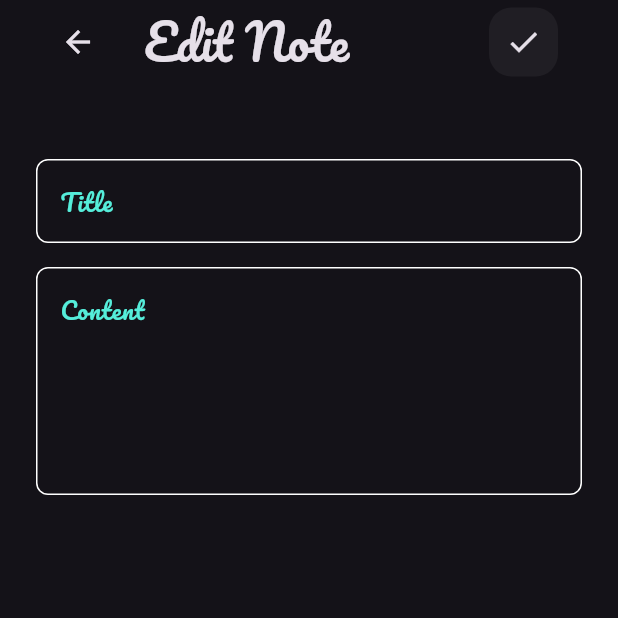
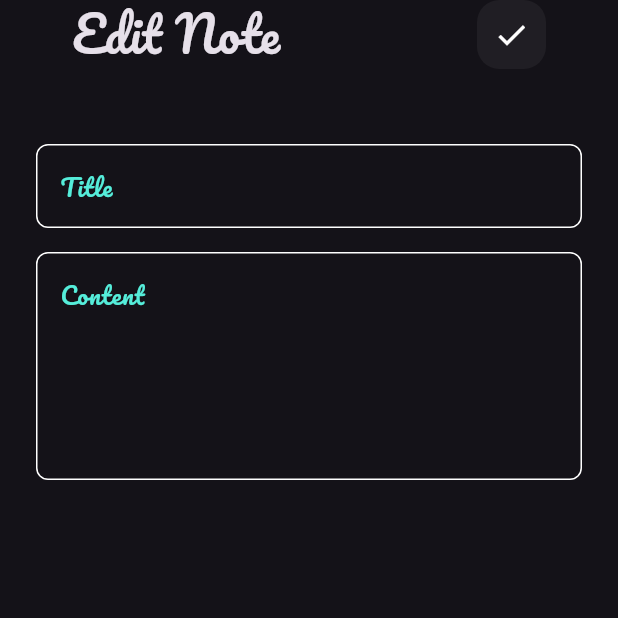
Before and after one commit to ali792010/notes_app, a Flutter app: the EditNoteView screen opened directly, on a phone screen of 412 x 824 dp, the top half of it. Run offline on Flutter 3.47's test engine with Material 3 defaults, Android fonts, the phone set to English and light mode, and no system bars; our stand-ins replace bloc, flutter_bloc, hive, hive_flutter, modal_progress_hud_nsn; accounts and stored records are empty.

Commit message:
Edit Note

```diff
--- a/lib/views/edit_note_view.dart
+++ b/lib/views/edit_note_view.dart
@@ -1,11 +1,22 @@
 import 'package:flutter/material.dart';
+import 'package:flutter_bloc/flutter_bloc.dart';
+import 'package:notes_app/cubits/add_note_cubit/add_note_cubit.dart';
+import 'package:notes_app/cubits/note_cubit/note_cubit.dart';
+import 'package:notes_app/models/note_model.dart';
 import 'package:notes_app/widgets/edit_note_view_body.dart';
 
 class EditNoteView extends StatelessWidget {
+  NoteModel? note;
+
+  EditNoteView({super.key,this.note});
    @override
   Widget build(BuildContext context) {
     return Scaffold(
-      body: EditNoteViewBody(),
+      body: EditNoteViewBody(
+ note: note,
+
+      ),
+
     );
   }
 }
--- a/lib/views/notes_view.dart
+++ b/lib/views/notes_view.dart
@@ -9,9 +9,7 @@ class NotesView extends StatelessWidget {
 
   @override
   Widget build(BuildContext context) {
-    return BlocProvider(
-      create: (context) => NotesCubit(),
-      child: Scaffold(
+    return  Scaffold(
         floatingActionButton: FloatingActionButton(
           shape: const CircleBorder(side: BorderSide()),
           backgroundColor: Color(0xff55EDDA),
@@ -31,7 +29,7 @@ class NotesView extends StatelessWidget {
           ),
         ),
         body: NotesViewBody(),
-      ),
+
     );
   }
 }
--- a/lib/widgets/add_note_bottom_sheet.dart
+++ b/lib/widgets/add_note_bottom_sheet.dart
@@ -3,6 +3,7 @@ import 'package:flutter_bloc/flutter_bloc.dart';
 import 'package:modal_progress_hud_nsn/modal_progress_hud_nsn.dart';
 import 'package:notes_app/cubits/add_note_cubit/add_note_cubit.dart';
 import 'package:notes_app/cubits/add_note_cubit/add_note_state.dart';
+import 'package:notes_app/cubits/note_cubit/note_cubit.dart';
 import 'package:notes_app/widgets/add_note_form.dart';
 import 'package:notes_app/widgets/constant.dart';
 import 'package:notes_app/widgets/custom_button.dart';
@@ -21,6 +22,7 @@ class AddNotesBottomSheet extends StatelessWidget {
           }
           if (state is AddNotesSuccess) {
             Navigator.pop(context);
+            BlocProvider.of<NotesCubit>(context).fetchAllNotes();
           }
         },
         builder: (context, state) {
--- a/lib/widgets/custom_app_bar.dart
+++ b/lib/widgets/custom_app_bar.dart
@@ -2,8 +2,8 @@ import 'package:flutter/material.dart';
 import 'package:notes_app/widgets/custom_icon.dart';
 
 class CustomAppBar extends StatelessWidget {
-  CustomAppBar({super.key,required this.title,required this.icon});
-
+  CustomAppBar({super.key,required this.title,required this.icon,this.ontap});
+void Function()? ontap;
   String title;
   IconData icon;
     @override
@@ -13,7 +13,9 @@ class CustomAppBar extends StatelessWidget {
         children: [
             Text('$title',style: TextStyle(fontSize: 32,fontFamily: 'Pacifico'),),
         Spacer(),
-        CustomSearchIcon(icon: icon),
+        GestureDetector(
+          onTap: ontap,
+          child: CustomSearchIcon( icon: icon)),
         ],
       ),
     );
--- a/lib/widgets/custom_text_field.dart
+++ b/lib/widgets/custom_text_field.dart
@@ -1,17 +1,25 @@
 import 'package:flutter/material.dart';
 import 'package:notes_app/widgets/constant.dart';
 
-class CustomTextField extends StatelessWidget {
-   CustomTextField({super.key, required this.hint,required this.maxL,this.onSaved});
+class CustomTextField extends StatefulWidget {
+   CustomTextField({super.key, required this.hint,required this.maxL,this.onSaved,this.onChanged});
 
  final String hint;
  final int maxL;
  void Function(String?)? onSaved;
+ void Function(String)? onChanged;
+
+  @override
+  State<CustomTextField> createState() => _CustomTextFieldState();
+}
+
+class _CustomTextFieldState extends State<CustomTextField> {
    @override
   Widget build(BuildContext context) {
 
     return TextFormField(
-      onSaved: onSaved,
+      onChanged: widget.onChanged,
+      onSaved: widget.onSaved,
       validator: (value){
         if (value?.isEmpty ?? true){
             return 'Field is required';
@@ -21,9 +29,9 @@ class CustomTextField extends StatelessWidget {
       },
       textAlignVertical: TextAlignVertical.center,
       cursorColor: kPrimaryColor,
-      maxLines: maxL,
+      maxLines: widget.maxL,
       decoration: InputDecoration(
-        hintText: hint,
+        hintText: widget.hint,
         hintStyle: TextStyle(color: kPrimaryColor),
         border: buildBorder(),
         focusedBorder: buildBorder(kPrimaryColor),
--- a/lib/widgets/edit_note_view_body.dart
+++ b/lib/widgets/edit_note_view_body.dart
@@ -1,19 +1,70 @@
 import 'package:flutter/material.dart';
+import 'package:flutter_bloc/flutter_bloc.dart';
+import 'package:notes_app/cubits/add_note_cubit/add_note_cubit.dart';
+import 'package:notes_app/cubits/note_cubit/note_cubit.dart';
+import 'package:notes_app/models/note_model.dart';
 import 'package:notes_app/widgets/custom_app_bar.dart';
 import 'package:notes_app/widgets/custom_text_field.dart';
 
-class EditNoteViewBody extends StatelessWidget {
+class EditNoteViewBody extends StatefulWidget {
+    EditNoteViewBody({super.key,this.note});
+
+  NoteModel? note;
+
+  @override
+  State<EditNoteViewBody> createState() => _EditNoteViewBodyState();
+}
+
+class _EditNoteViewBodyState extends State<EditNoteViewBody> {
+  String? eTitle,eSubtitle;
+
    @override
   Widget build(BuildContext context) {
       return Padding(
         padding: const EdgeInsets.symmetric(horizontal: 24),
         child: Column(
           children: [
-                Container(child: CustomAppBar(title: 'Edit Note',icon: Icons.check,)),
+            Padding(
+              padding: EdgeInsets.symmetric(horizontal: 24),
+              child: Container(
+
+                width: double.infinity,
+                child: Row(
+                  children: [
+                    Text('Edit Note',style: TextStyle(fontSize: 32,fontFamily: 'Pacifico'),),
+                    Spacer(),
+                    GestureDetector(
+                      onTap: () {
+                            widget.note?.title = eTitle ?? widget.note!.title;
+                      widget.note?.subTitle = eSubtitle ?? widget.note!.subTitle;
+                      widget.note?.save();
+                         BlocProvider.of<NotesCubit>(context).fetchAllNotes();
+                    Navigator.pop(context);
+                      },
+                      child: Container( height: 46,
+                      width: 46,
+                      decoration: BoxDecoration(
+                        color: Colors.white.withOpacity(0.05),
+                        borderRadius: BorderRadius.circular(15),
+                      ) ,child: Icon(Icons.check),),
+                    ),
+                  ],
+                ),
+              ),
+            ),
+
                 SizedBox(height: 50),
-                CustomTextField(hint: 'Title', maxL: 1),
+                CustomTextField(hint: 'Title', maxL: 1,
+                onChanged: (value) {
+                  eTitle = value;
+                },
+                ),
                 SizedBox(height: 16),
-                CustomTextField(hint: 'Content', maxL: 5),
+                CustomTextField(hint: 'Content', maxL: 5,
+                onChanged: (value) {
+                  eSubtitle = value;
+                },
+                ),
 
           ],
         ),
```
Also changed, not shown: lib/main.dart (+12 -7 lines), lib/widgets/note_item.dart (+11 -2 lines).
